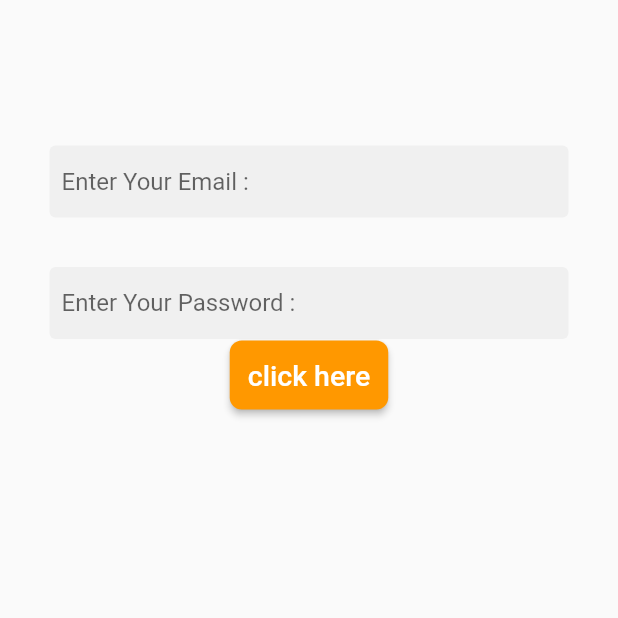
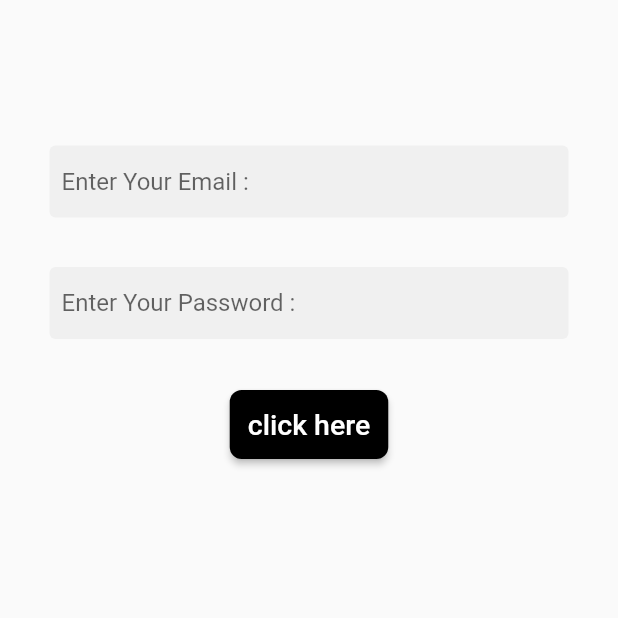
Before and after one commit to OsamaMohammadAbdalaziz/Shoes_Store_app, a Flutter app: the screen it shows after launch, on a phone screen of 412 x 824 dp, the top half of it. Run offline on Flutter 3.47's test engine with Material 2 defaults, Android fonts, the phone set to English and light mode, and no system bars.

Commit message:
SizedBox

```diff
--- a/lib/Pages/Login.dart
+++ b/lib/Pages/Login.dart
@@ -34,6 +34,7 @@ class Login extends StatelessWidget {
                   hintText: "Enter Your Password : ",
                 ),
               ),
+              SizedBox(height: 33,),
               ElevatedButton(
                 onPressed: () {},
                 child: Text(
@@ -41,7 +42,7 @@ class Login extends StatelessWidget {
                   style: TextStyle(fontSize: 19),
                 ),
                 style: ButtonStyle(
-                  backgroundColor: MaterialStateProperty.all(Colors.orange),
+                  backgroundColor: MaterialStateProperty.all(Colors.black),
                   padding: MaterialStateProperty.all(EdgeInsets.all(12)),
                   shape: MaterialStateProperty.all(RoundedRectangleBorder(
                       borderRadius: BorderRadius.circular(8))),
```
